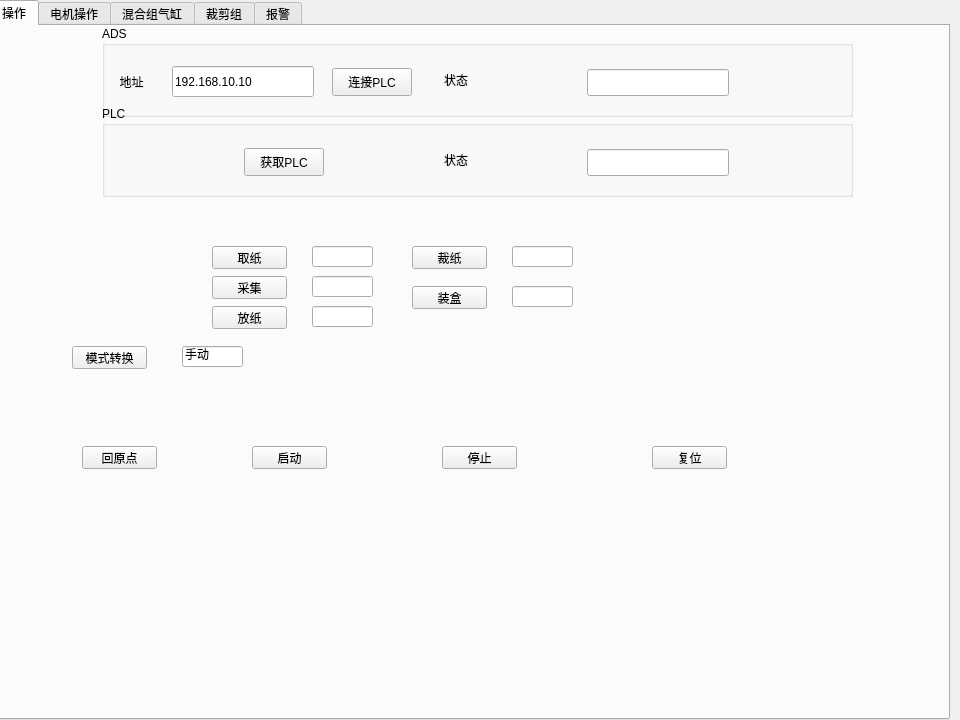
Before: the Qt Designer form widget.ui in stupid-rain/Aerosol_detection_equipment, drawn with Qt 5.
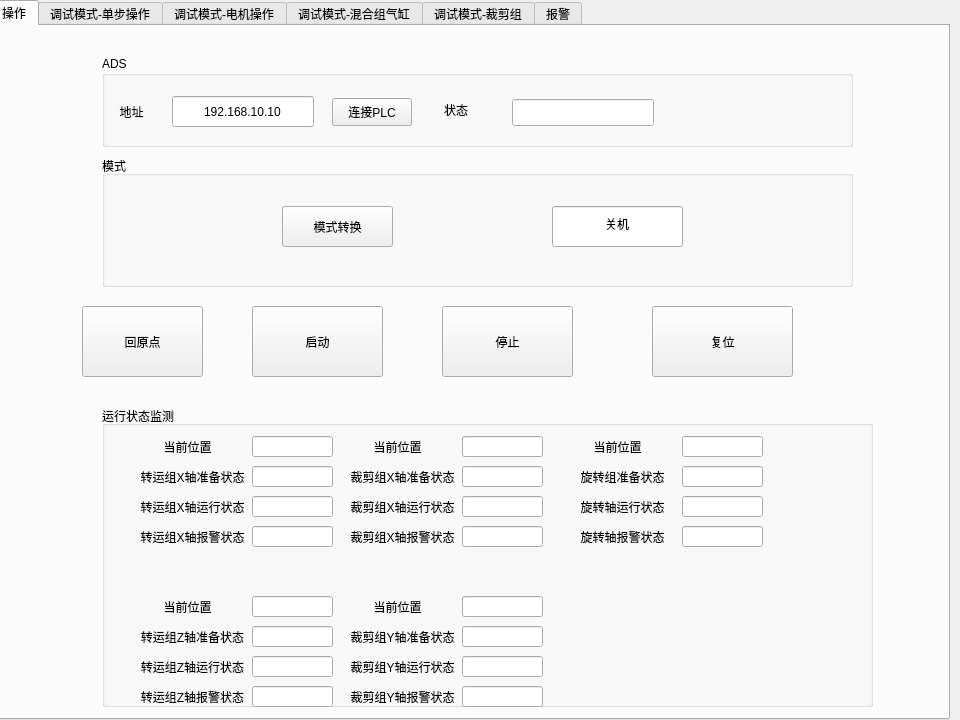
After: the same form once the commit is applied. The open tabs and pages were chosen to show the change.

What changed in the file:
```diff
--- a/widget.ui
+++ b/widget.ui
@@ -66,9 +66,9 @@
      <property name="geometry">
       <rect>
        <x>660</x>
-       <y>420</y>
-       <width>75</width>
-       <height>23</height>
+       <y>280</y>
+       <width>141</width>
+       <height>71</height>
       </rect>
      </property>
      <property name="text">
@@ -79,9 +79,9 @@
      <property name="geometry">
       <rect>
        <x>450</x>
-       <y>420</y>
-       <width>75</width>
-       <height>23</height>
+       <y>280</y>
+       <width>131</width>
+       <height>71</height>
       </rect>
      </property>
      <property name="text">
@@ -92,208 +92,20 @@
      <property name="geometry">
       <rect>
        <x>260</x>
-       <y>420</y>
-       <width>75</width>
-       <height>23</height>
+       <y>280</y>
+       <width>131</width>
+       <height>71</height>
       </rect>
      </property>
      <property name="text">
       <string>启动</string>
      </property>
     </widget>
-    <widget class="QPushButton" name="btn_GetPaper">
-     <property name="geometry">
-      <rect>
-       <x>220</x>
-       <y>220</y>
-       <width>75</width>
-       <height>23</height>
-      </rect>
-     </property>
-     <property name="text">
-      <string>取纸</string>
-     </property>
-    </widget>
-    <widget class="QLineEdit" name="lineEdit_GetPaperStatus">
-     <property name="geometry">
-      <rect>
-       <x>320</x>
-       <y>220</y>
-       <width>61</width>
-       <height>21</height>
-      </rect>
-     </property>
-     <property name="text">
-      <string/>
-     </property>
-    </widget>
-    <widget class="QGroupBox" name="Plc">
-     <property name="geometry">
-      <rect>
-       <x>110</x>
-       <y>80</y>
-       <width>751</width>
-       <height>91</height>
-      </rect>
-     </property>
-     <property name="minimumSize">
-      <size>
-       <width>751</width>
-       <height>91</height>
-      </size>
-     </property>
-     <property name="title">
-      <string>PLC</string>
-     </property>
-     <widget class="QPushButton" name="btn_get_plc_state">
-      <property name="geometry">
-       <rect>
-        <x>142</x>
-        <y>42</y>
-        <width>80</width>
-        <height>28</height>
-       </rect>
-      </property>
-      <property name="text">
-       <string>获取PLC</string>
-      </property>
-     </widget>
-     <widget class="QLabel" name="label_plc_state">
-      <property name="geometry">
-       <rect>
-        <x>339</x>
-        <y>38</y>
-        <width>30</width>
-        <height>31</height>
-       </rect>
-      </property>
-      <property name="text">
-       <string>状态</string>
-      </property>
-      <property name="alignment">
-       <set>Qt::AlignCenter</set>
-      </property>
-     </widget>
-     <widget class="QLineEdit" name="lineEdit_plc_state">
-      <property name="geometry">
-       <rect>
-        <x>485</x>
-        <y>43</y>
-        <width>142</width>
-        <height>27</height>
-       </rect>
-      </property>
-     </widget>
-    </widget>
-    <widget class="QPushButton" name="btn_SetPaper">
-     <property name="geometry">
-      <rect>
-       <x>220</x>
-       <y>280</y>
-       <width>75</width>
-       <height>23</height>
-      </rect>
-     </property>
-     <property name="text">
-      <string>放纸</string>
-     </property>
-    </widget>
-    <widget class="QLineEdit" name="lineEdit_SetPaperStatus">
-     <property name="geometry">
-      <rect>
-       <x>320</x>
-       <y>280</y>
-       <width>61</width>
-       <height>21</height>
-      </rect>
-     </property>
-     <property name="text">
-      <string/>
-     </property>
-    </widget>
-    <widget class="QPushButton" name="btn_CutPaper">
-     <property name="geometry">
-      <rect>
-       <x>420</x>
-       <y>220</y>
-       <width>75</width>
-       <height>23</height>
-      </rect>
-     </property>
-     <property name="text">
-      <string>裁纸</string>
-     </property>
-    </widget>
-    <widget class="QLineEdit" name="lineEdit_CutPaperStatus">
-     <property name="geometry">
-      <rect>
-       <x>520</x>
-       <y>220</y>
-       <width>61</width>
-       <height>21</height>
-      </rect>
-     </property>
-     <property name="text">
-      <string/>
-     </property>
-    </widget>
-    <widget class="QLineEdit" name="lineEdit_SetBox">
-     <property name="geometry">
-      <rect>
-       <x>520</x>
-       <y>260</y>
-       <width>61</width>
-       <height>21</height>
-      </rect>
-     </property>
-     <property name="text">
-      <string/>
-     </property>
-    </widget>
-    <widget class="QPushButton" name="btn_SetBox">
-     <property name="geometry">
-      <rect>
-       <x>420</x>
-       <y>260</y>
-       <width>75</width>
-       <height>23</height>
-      </rect>
-     </property>
-     <property name="text">
-      <string>装盒</string>
-     </property>
-    </widget>
-    <widget class="QLineEdit" name="lineEdit_Collect">
-     <property name="geometry">
-      <rect>
-       <x>320</x>
-       <y>250</y>
-       <width>61</width>
-       <height>21</height>
-      </rect>
-     </property>
-     <property name="text">
-      <string/>
-     </property>
-    </widget>
-    <widget class="QPushButton" name="btn_Collect">
-     <property name="geometry">
-      <rect>
-       <x>220</x>
-       <y>250</y>
-       <width>75</width>
-       <height>23</height>
-      </rect>
-     </property>
-     <property name="text">
-      <string>采集</string>
-     </property>
-    </widget>
     <widget class="QGroupBox" name="Ads">
      <property name="geometry">
       <rect>
        <x>110</x>
-       <y>0</y>
+       <y>30</y>
        <width>751</width>
        <height>91</height>
       </rect>
@@ -339,12 +151,15 @@
      <widget class="QLineEdit" name="lineEdit_plc_connect_status">
       <property name="geometry">
        <rect>
-        <x>485</x>
+        <x>410</x>
         <y>43</y>
         <width>142</width>
         <height>27</height>
        </rect>
       </property>
+      <property name="alignment">
+       <set>Qt::AlignCenter</set>
+      </property>
      </widget>
      <widget class="QLineEdit" name="lineEdit_plc_addr">
       <property name="geometry">
@@ -358,6 +173,9 @@
       <property name="text">
        <string>192.168.10.10</string>
       </property>
+      <property name="alignment">
+       <set>Qt::AlignCenter</set>
+      </property>
      </widget>
      <widget class="QLabel" name="label_plc_addr">
       <property name="geometry">
@@ -380,45 +198,797 @@
      <property name="geometry">
       <rect>
        <x>90</x>
-       <y>420</y>
-       <width>75</width>
-       <height>23</height>
+       <y>280</y>
+       <width>121</width>
+       <height>71</height>
       </rect>
      </property>
      <property name="text">
       <string>回原点</string>
      </property>
     </widget>
-    <widget class="QPushButton" name="btn_Axi_Mode_Switch">
+    <widget class="QGroupBox" name="groupBox_2">
      <property name="geometry">
       <rect>
-       <x>80</x>
-       <y>320</y>
-       <width>75</width>
-       <height>23</height>
+       <x>110</x>
+       <y>130</y>
+       <width>751</width>
+       <height>131</height>
       </rect>
      </property>
-     <property name="text">
-      <string>模式转换</string>
+     <property name="title">
+      <string>模式</string>
      </property>
+     <widget class="QLineEdit" name="lineEdit_Mode">
+      <property name="geometry">
+       <rect>
+        <x>450</x>
+        <y>50</y>
+        <width>131</width>
+        <height>41</height>
+       </rect>
+      </property>
+      <property name="text">
+       <string>关机</string>
+      </property>
+      <property name="alignment">
+       <set>Qt::AlignCenter</set>
+      </property>
+     </widget>
+     <widget class="QPushButton" name="btn_Axi_Mode_Switch">
+      <property name="geometry">
+       <rect>
+        <x>180</x>
+        <y>50</y>
+        <width>111</width>
+        <height>41</height>
+       </rect>
+      </property>
+      <property name="text">
+       <string>模式转换</string>
+      </property>
+     </widget>
     </widget>
-    <widget class="QLineEdit" name="lineEdit_Mode">
+    <widget class="QGroupBox" name="groupBox_3">
      <property name="geometry">
       <rect>
-       <x>190</x>
-       <y>320</y>
-       <width>61</width>
-       <height>21</height>
+       <x>110</x>
+       <y>380</y>
+       <width>771</width>
+       <height>301</height>
       </rect>
      </property>
-     <property name="text">
-      <string>手动</string>
+     <property name="title">
+      <string>运行状态监测</string>
      </property>
+     <widget class="QLabel" name="label_Axi_Status_1">
+      <property name="geometry">
+       <rect>
+        <x>30</x>
+        <y>60</y>
+        <width>121</width>
+        <height>21</height>
+       </rect>
+      </property>
+      <property name="text">
+       <string>转运组X轴准备状态</string>
+      </property>
+      <property name="alignment">
+       <set>Qt::AlignCenter</set>
+      </property>
+     </widget>
+     <widget class="QLineEdit" name="lineEdit_Axi_Status_1">
+      <property name="geometry">
+       <rect>
+        <x>150</x>
+        <y>60</y>
+        <width>81</width>
+        <height>21</height>
+       </rect>
+      </property>
+      <property name="text">
+       <string/>
+      </property>
+      <property name="alignment">
+       <set>Qt::AlignCenter</set>
+      </property>
+     </widget>
+     <widget class="QLabel" name="label_Axi_Status_2">
+      <property name="geometry">
+       <rect>
+        <x>30</x>
+        <y>220</y>
+        <width>121</width>
+        <height>21</height>
+       </rect>
+      </property>
+      <property name="text">
+       <string>转运组Z轴准备状态</string>
+      </property>
+      <property name="alignment">
+       <set>Qt::AlignCenter</set>
+      </property>
+     </widget>
+     <widget class="QLineEdit" name="lineEdit_Axi_Status_2">
+      <property name="geometry">
+       <rect>
+        <x>150</x>
+        <y>220</y>
+        <width>81</width>
+        <height>21</height>
+       </rect>
+      </property>
+      <property name="text">
+       <string/>
+      </property>
+      <property name="alignment">
+       <set>Qt::AlignCenter</set>
+      </property>
+     </widget>
+     <widget class="QLabel" name="label_Axi_Status_3">
+      <property name="geometry">
+       <rect>
+        <x>240</x>
+        <y>60</y>
+        <width>121</width>
+        <height>21</height>
+       </rect>
+      </property>
+      <property name="text">
+       <string>裁剪组X轴准备状态</string>
+      </property>
+      <property name="alignment">
+       <set>Qt::AlignCenter</set>
+      </property>
+     </widget>
+     <widget class="QLineEdit" name="lineEdit_Axi_Status_3">
+      <property name="geometry">
+       <rect>
+        <x>360</x>
+        <y>60</y>
+        <width>81</width>
+        <height>21</height>
+       </rect>
+      </property>
+      <property name="text">
+       <string/>
+      </property>
+      <property name="alignment">
+       <set>Qt::AlignCenter</set>
+      </property>
+     </widget>
+     <widget class="QLabel" name="label_Axi_Status_4">
+      <property name="geometry">
+       <rect>
+        <x>240</x>
+        <y>220</y>
+        <width>121</width>
+        <height>21</height>
+       </rect>
+      </property>
+      <property name="text">
+       <string>裁剪组Y轴准备状态</string>
+      </property>
+      <property name="alignment">
+       <set>Qt::AlignCenter</set>
+      </property>
+     </widget>
+     <widget class="QLineEdit" name="lineEdit_Axi_Status_4">
+      <property name="geometry">
+       <rect>
+        <x>360</x>
+        <y>220</y>
+        <width>81</width>
+        <height>21</height>
+       </rect>
+      </property>
+      <property name="text">
+       <string/>
+      </property>
+      <property name="alignment">
+       <set>Qt::AlignCenter</set>
+      </property>
+     </widget>
+     <widget class="QLabel" name="label_Axi_Status_5">
+      <property name="geometry">
+       <rect>
+        <x>460</x>
+        <y>60</y>
+        <width>121</width>
+        <height>21</height>
+       </rect>
+      </property>
+      <property name="text">
+       <string>旋转组准备状态</string>
+      </property>
+      <property name="alignment">
+       <set>Qt::AlignCenter</set>
+      </property>
+     </widget>
+     <widget class="QLineEdit" name="lineEdit_Axi_Status_5">
+      <property name="geometry">
+       <rect>
+        <x>580</x>
+        <y>60</y>
+        <width>81</width>
+        <height>21</height>
+       </rect>
+      </property>
+      <property name="text">
+       <string/>
+      </property>
+      <property name="alignment">
+       <set>Qt::AlignCenter</set>
+      </property>
+     </widget>
+     <widget class="QLabel" name="label_Axi_CurPositon_Status_1">
+      <property name="geometry">
+       <rect>
+        <x>40</x>
+        <y>30</y>
+        <width>91</width>
+        <height>21</height>
+       </rect>
+      </property>
+      <property name="text">
+       <string>当前位置</string>
+      </property>
+      <property name="alignment">
+       <set>Qt::AlignCenter</set>
+      </property>
+     </widget>
+     <widget class="QLineEdit" name="lineEdit_Axi_CurPositon_Status_1">
+      <property name="geometry">
+       <rect>
+        <x>150</x>
+        <y>30</y>
+        <width>81</width>
+        <height>21</height>
+       </rect>
+      </property>
+      <property name="text">
+       <string/>
+      </property>
+      <property name="alignment">
+       <set>Qt::AlignCenter</set>
+      </property>
+     </widget>
+     <widget class="QLineEdit" name="lineEdit_Axi_CurPositon_Status_2">
+      <property name="geometry">
+       <rect>
+        <x>150</x>
+        <y>190</y>
+        <width>81</width>
+        <height>21</height>
+       </rect>
+      </property>
+      <property name="text">
+       <string/>
+      </property>
+      <property name="alignment">
+       <set>Qt::AlignCenter</set>
+      </property>
+     </widget>
+     <widget class="QLabel" name="label_Axi_CurPositon_Status_2">
+      <property name="geometry">
+       <rect>
+        <x>40</x>
+        <y>190</y>
+        <width>91</width>
+        <height>21</height>
+       </rect>
+      </property>
+      <property name="text">
+       <string>当前位置</string>
+      </property>
+      <property name="alignment">
+       <set>Qt::AlignCenter</set>
+      </property>
+     </widget>
+     <widget class="QLineEdit" name="lineEdit_Axi_CurPositon_Status_3">
+      <property name="geometry">
+       <rect>
+        <x>360</x>
+        <y>30</y>
+        <width>81</width>
+        <height>21</height>
+       </rect>
+      </property>
+      <property name="text">
+       <string/>
+      </property>
+      <property name="alignment">
+       <set>Qt::AlignCenter</set>
+      </property>
+     </widget>
+     <widget class="QLabel" name="label_Axi_CurPositon_Status_3">
+      <property name="geometry">
+       <rect>
+        <x>250</x>
+        <y>30</y>
+        <width>91</width>
+        <height>21</height>
+       </rect>
+      </property>
+      <property name="text">
+       <string>当前位置</string>
+      </property>
+      <property name="alignment">
+       <set>Qt::AlignCenter</set>
+      </property>
+     </widget>
+     <widget class="QLineEdit" name="lineEdit_Axi_CurPositon_Status_4">
+      <property name="geometry">
+       <rect>
+        <x>360</x>
+        <y>190</y>
+        <width>81</width>
+        <height>21</height>
+       </rect>
+      </property>
+      <property name="text">
+       <string/>
+      </property>
+      <property name="alignment">
+       <set>Qt::AlignCenter</set>
+      </property>
+     </widget>
+     <widget class="QLabel" name="label_Axi_CurPositon_Status_4">
+      <property name="geometry">
+       <rect>
+        <x>250</x>
+        <y>190</y>
+        <width>91</width>
+        <height>21</height>
+       </rect>
+      </property>
+      <property name="text">
+       <string>当前位置</string>
+      </property>
+      <property name="alignment">
+       <set>Qt::AlignCenter</set>
+      </property>
+     </widget>
+     <widget class="QLineEdit" name="lineEdit_Axi_CurPositon_Status_5">
+      <property name="geometry">
+       <rect>
+        <x>580</x>
+        <y>30</y>
+        <width>81</width>
+        <height>21</height>
+       </rect>
+      </property>
+      <property name="text">
+       <string/>
+      </property>
+      <property name="alignment">
+       <set>Qt::AlignCenter</set>
+      </property>
+     </widget>
+     <widget class="QLabel" name="label_Axi_CurPositon_Status_5">
+      <property name="geometry">
+       <rect>
+        <x>470</x>
+        <y>30</y>
+        <width>91</width>
+        <height>21</height>
+       </rect>
+      </property>
+      <property name="text">
+       <string>当前位置</string>
+      </property>
+      <property name="alignment">
+       <set>Qt::AlignCenter</set>
+      </property>
+     </widget>
+     <widget class="QLineEdit" name="lineEdit_Axi_RunningStatus_1">
+      <property name="geometry">
+       <rect>
+        <x>150</x>
+        <y>90</y>
+        <width>81</width>
+        <height>21</height>
+       </rect>
+      </property>
+      <property name="text">
+       <string/>
+      </property>
+      <property name="alignment">
+       <set>Qt::AlignCenter</set>
+      </property>
+     </widget>
+     <widget class="QLabel" name="label_Axi_RunningStatus_1">
+      <property name="geometry">
+       <rect>
+        <x>30</x>
+        <y>90</y>
+        <width>121</width>
+        <height>21</height>
+       </rect>
+      </property>
+      <property name="text">
+       <string>转运组X轴运行状态</string>
+      </property>
+      <property name="alignment">
+       <set>Qt::AlignCenter</set>
+      </property>
+     </widget>
+     <widget class="QLineEdit" name="lineEdit_Axi_RunningStatus_2">
+      <property name="geometry">
+       <rect>
+        <x>150</x>
+        <y>250</y>
+        <width>81</width>
+        <height>21</height>
+       </rect>
+      </property>
+      <property name="text">
+       <string/>
+      </property>
+      <property name="alignment">
+       <set>Qt::AlignCenter</set>
+      </property>
+     </widget>
+     <widget class="QLabel" name="label_Axi_RunningStatus_2">
+      <property name="geometry">
+       <rect>
+        <x>30</x>
+        <y>250</y>
+        <width>121</width>
+        <height>21</height>
+       </rect>
+      </property>
+      <property name="text">
+       <string>转运组Z轴运行状态</string>
+      </property>
+      <property name="alignment">
+       <set>Qt::AlignCenter</set>
+      </property>
+     </widget>
+     <widget class="QLineEdit" name="lineEdit_Axi_RunningStatus_3">
+      <property name="geometry">
+       <rect>
+        <x>360</x>
+        <y>90</y>
+        <width>81</width>
+        <height>21</height>
+       </rect>
+      </property>
+      <property name="text">
+       <string/>
+      </property>
+      <property name="alignment">
+       <set>Qt::AlignCenter</set>
+      </property>
+     </widget>
+     <widget class="QLabel" name="label_Axi_RunningStatus_3">
+      <property name="geometry">
+       <rect>
+        <x>240</x>
+        <y>90</y>
+        <width>121</width>
+        <height>21</height>
+       </rect>
+      </property>
+      <property name="text">
+       <string>裁剪组X轴运行状态</string>
+      </property>
+      <property name="alignment">
+       <set>Qt::AlignCenter</set>
+      </property>
+     </widget>
+     <widget class="QLineEdit" name="lineEdit_Axi_RunningStatus_4">
+      <property name="geometry">
+       <rect>
+        <x>360</x>
+        <y>250</y>
+        <width>81</width>
+        <height>21</height>
+       </rect>
+      </property>
+      <property name="text">
+       <string/>
+      </property>
+      <property name="alignment">
+       <set>Qt::AlignCenter</set>
+      </property>
+     </widget>
+     <widget class="QLabel" name="label_Axi_RunningStatus_4">
+      <property name="geometry">
+       <rect>
+        <x>240</x>
+        <y>250</y>
+        <width>121</width>
+        <height>21</height>
+       </rect>
+      </property>
+      <property name="text">
+       <string>裁剪组Y轴运行状态</string>
+      </property>
+      <property name="alignment">
+       <set>Qt::AlignCenter</set>
+      </property>
+     </widget>
+     <widget class="QLineEdit" name="lineEdit_Axi_RunningStatus_5">
+      <property name="geometry">
+       <rect>
+        <x>580</x>
+        <y>90</y>
+        <width>81</width>
+        <height>21</height>
+       </rect>
+      </property>
+      <property name="text">
+       <string/>
+      </property>
+      <property name="alignment">
+       <set>Qt::AlignCenter</set>
+      </property>
+     </widget>
+     <widget class="QLabel" name="label_Axi_RunningStatus_5">
+      <property name="geometry">
+       <rect>
+        <x>460</x>
+        <y>90</y>
+        <width>121</width>
+        <height>21</height>
+       </rect>
+      </property>
+      <property name="text">
+       <string>旋转轴运行状态</string>
+      </property>
+      <property name="alignment">
+       <set>Qt::AlignCenter</set>
+      </property>
+     </widget>
+     <widget class="QLineEdit" name="lineEdit_Axi_ErroStatus_1">
+      <property name="geometry">
+       <rect>
+        <x>150</x>
+        <y>120</y>
+        <width>81</width>
+        <height>21</height>
+       </rect>
+      </property>
+      <property name="text">
+       <string/>
+      </property>
+      <property name="alignment">
+       <set>Qt::AlignCenter</set>
+      </property>
+     </widget>
+     <widget class="QLabel" name="label_Axi_ErroStatus_1">
+      <property name="geometry">
+       <rect>
+        <x>30</x>
+        <y>120</y>
+        <width>121</width>
+        <height>21</height>
+       </rect>
+      </property>
+      <property name="text">
+       <string>转运组X轴报警状态</string>
+      </property>
+      <property name="alignment">
+       <set>Qt::AlignCenter</set>
+      </property>
+     </widget>
+     <widget class="QLabel" name="label_Axi_ErroStatus_2">
+      <property name="geometry">
+       <rect>
+        <x>30</x>
+        <y>280</y>
+        <width>121</width>
+        <height>21</height>
+       </rect>
+      </property>
+      <property name="text">
+       <string>转运组Z轴报警状态</string>
+      </property>
+      <property name="alignment">
+       <set>Qt::AlignCenter</set>
+      </property>
+     </widget>
+     <widget class="QLabel" name="label_Axi_ErroStatus_3">
+      <property name="geometry">
+       <rect>
+        <x>240</x>
+        <y>120</y>
+        <width>121</width>
+        <height>21</height>
+       </rect>
+      </property>
+      <property name="text">
+       <string>裁剪组X轴报警状态</string>
+      </property>
+      <property name="alignment">
+       <set>Qt::AlignCenter</set>
+      </property>
+     </widget>
+     <widget class="QLabel" name="label_Axi_ErroStatus_4">
+      <property name="geometry">
+       <rect>
+        <x>240</x>
+        <y>280</y>
+        <width>121</width>
+        <height>21</height>
+       </rect>
+      </property>
+      <property name="text">
+       <string>裁剪组Y轴报警状态</string>
+      </property>
+      <property name="alignment">
+       <set>Qt::AlignCenter</set>
+      </property>
+     </widget>
+     <widget class="QLabel" name="label_Axi_ErroStatus_5">
+      <property name="geometry">
+       <rect>
+        <x>460</x>
+        <y>120</y>
+        <width>121</width>
+        <height>21</height>
+       </rect>
+      </property>
+      <property name="text">
+       <string>旋转轴报警状态</string>
+      </property>
+      <property name="alignment">
+       <set>Qt::AlignCenter</set>
+      </property>
+     </widget>
+     <widget class="QLineEdit" name="lineEdit_Axi_ErroStatus_2">
+      <property name="geometry">
+       <rect>
+        <x>150</x>
+        <y>280</y>
+        <width>81</width>
+        <height>21</height>
+       </rect>
+      </property>
+      <property name="text">
+       <string/>
+      </property>
+      <property name="alignment">
+       <set>Qt::AlignCenter</set>
+      </property>
+     </widget>
+     <widget class="QLineEdit" name="lineEdit_Axi_ErroStatus_3">
+      <property name="geometry">
+       <rect>
+        <x>360</x>
+        <y>120</y>
+        <width>81</width>
+        <height>21</height>
+       </rect>
+      </property>
+      <property name="text">
+       <string/>
+      </property>
+      <property name="alignment">
+       <set>Qt::AlignCenter</set>
+      </property>
+     </widget>
+     <widget class="QLineEdit" name="lineEdit_Axi_ErroStatus_4">
+      <property name="geometry">
+       <rect>
+        <x>360</x>
+        <y>280</y>
+        <width>81</width>
+        <height>21</height>
+       </rect>
+      </property>
+      <property name="text">
+       <string/>
+      </property>
+      <property name="alignment">
+       <set>Qt::AlignCenter</set>
+      </property>
+     </widget>
+     <widget class="QLineEdit" name="lineEdit_Axi_ErroStatus_5">
+      <property name="geometry">
+       <rect>
+        <x>580</x>
+        <y>120</y>
+        <width>81</width>
+        <height>21</height>
+       </rect>
+      </property>
+      <property name="text">
+       <string/>
+      </property>
+      <property name="alignment">
+       <set>Qt::AlignCenter</set>
+      </property>
+     </widget>
+    </widget>
+   </widget>
+   <widget class="QWidget" name="tab_2">
+    <attribute name="title">
+     <string>调试模式-单步操作</string>
+    </attribute>
+    <widget class="QGroupBox" name="groupBox">
+     <property name="geometry">
+      <rect>
+       <x>220</x>
+       <y>180</y>
+       <width>331</width>
+       <height>191</height>
+      </rect>
+     </property>
+     <property name="title">
+      <string>单步操作</string>
+     </property>
+     <widget class="QPushButton" name="btn_SetBox">
+      <property name="geometry">
+       <rect>
+        <x>190</x>
+        <y>80</y>
+        <width>75</width>
+        <height>23</height>
+       </rect>
+      </property>
+      <property name="text">
+       <string>装盒</string>
+      </property>
+     </widget>
+     <widget class="QPushButton" name="btn_Collect">
+      <property name="geometry">
+       <rect>
+        <x>30</x>
+        <y>80</y>
+        <width>75</width>
+        <height>23</height>
+       </rect>
+      </property>
+      <property name="text">
+       <string>采集</string>
+      </property>
+     </widget>
+     <widget class="QPushButton" name="btn_CutPaper">
+      <property name="geometry">
+       <rect>
+        <x>190</x>
+        <y>30</y>
+        <width>75</width>
+        <height>23</height>
+       </rect>
+      </property>
+      <property name="text">
+       <string>裁纸</string>
+      </property>
+     </widget>
+     <widget class="QPushButton" name="btn_GetPaper">
+      <property name="geometry">
+       <rect>
+        <x>30</x>
+        <y>30</y>
+        <width>75</width>
+        <height>23</height>
+       </rect>
+      </property>
+      <property name="text">
+       <string>取纸</string>
+      </property>
+     </widget>
+     <widget class="QPushButton" name="btn_SetPaper">
+      <property name="geometry">
+       <rect>
+        <x>30</x>
+        <y>130</y>
+        <width>75</width>
+        <height>23</height>
+       </rect>
+      </property>
+      <property name="text">
+       <string>放纸</string>
+      </property>
+     </widget>
     </widget>
    </widget>
    <widget class="QWidget" name="tab_set_param">
     <attribute name="title">
-     <string>电机操作</string>
+     <string>调试模式-电机操作</string>
     </attribute>
     <widget class="QGroupBox" name="Axi1">
      <property name="geometry">
@@ -2289,7 +2859,7 @@
    </widget>
    <widget class="QWidget" name="tab_state">
     <attribute name="title">
-     <string>混合组气缸</string>
+     <string>调试模式-混合组气缸</string>
     </attribute>
     <widget class="QGroupBox" name="Cylinder_1">
      <property name="geometry">
@@ -3420,7 +3990,7 @@
    </widget>
    <widget class="QWidget" name="tab">
     <attribute name="title">
-     <string>裁剪组</string>
+     <string>调试模式-裁剪组</string>
     </attribute>
     <widget class="QGroupBox" name="Cylinder_31">
      <property name="geometry">
```
Left out of the diff: 409 changed lines with no effect on the pictures.
